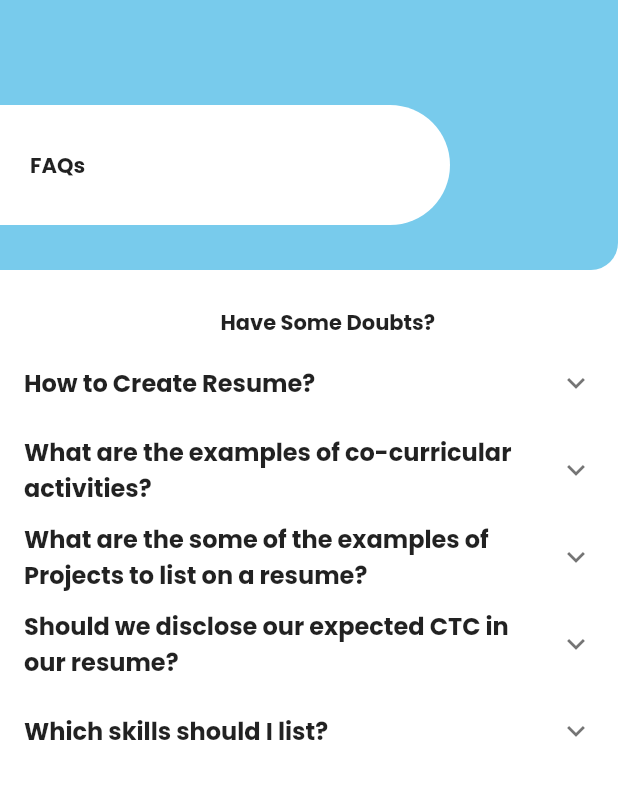
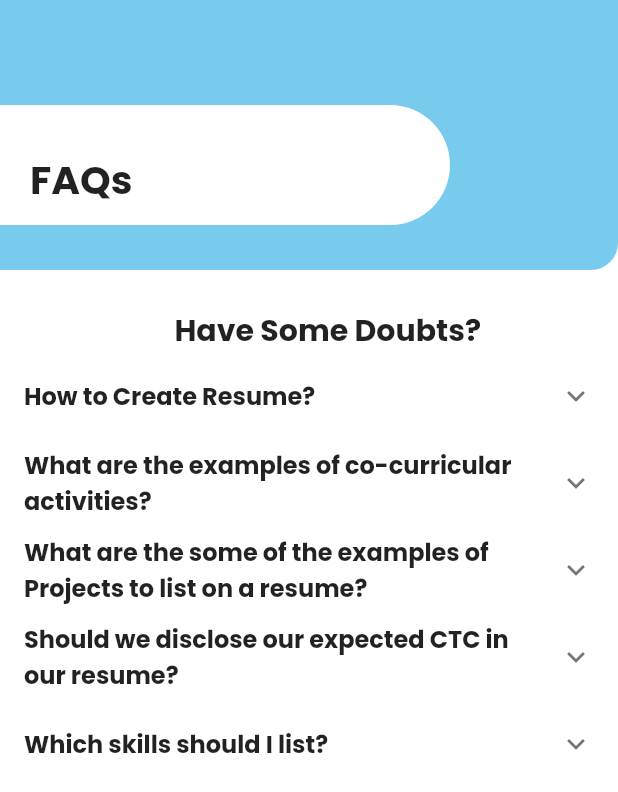
Before and after one commit to soumenkp2/resume_builder, a Flutter app: the faq screen opened directly, on a phone screen of 412 x 824 dp. Shown: the top 792 px of the screen. Run offline on Flutter 3.47's test engine with Material 2 defaults, Android fonts, the phone set to English and light mode, and no system bars; our stand-ins replace expandable, google_fonts, open_file, pdf, printing, smooth_page_indicator and 1 more; missing offline and left inert: syncfusion_flutter_pdf; accounts and stored records are empty.

Commit message:
rectified faq

```diff
--- a/lib/AppUtils/CurvedWidget.dart
+++ b/lib/AppUtils/CurvedWidget.dart
@@ -1,4 +1,5 @@
 import 'package:flutter/material.dart';
+import 'package:google_fonts/google_fonts.dart';
 import 'package:resume_builder/AppUtils/TextWidget.dart';
 
 
@@ -40,8 +41,9 @@ class CurvedWidget extends StatelessWidget {
           Positioned(
               top: 100,
               left: 20,
-              child: TextWidget(text: s, size: size, color: color))
-        ],
+            child: Text(s, style: GoogleFonts.poppins(textStyle: TextStyle(),fontWeight: FontWeight.bold, fontSize: size)),
+          ),
+      ]
       ),
     );
   }
--- a/lib/DataBase/DataBaseManager.dart
+++ b/lib/DataBase/DataBaseManager.dart
@@ -43,6 +43,7 @@ class DataBaseManager {
   _initDatabase() async {
     final path2 = await getDatabasesPath();
     String path = join(path2, _dbName);
+    print(path);
 
     return await openDatabase(path, version: 1, onCreate: _createDB);
   }
--- a/lib/Screens/faq.dart
+++ b/lib/Screens/faq.dart
@@ -30,7 +30,7 @@ class faq_state extends State<faq> {
             children: [
               CurvedWidget(
                 s: "FAQs",
-                size: 80,
+                size: 26,
                 color: Color(0xFF011639),
               ),
               const SizedBox(
@@ -40,10 +40,8 @@ class faq_state extends State<faq> {
                 alignment: Alignment.center,
                 child: Container(
                     padding: EdgeInsets.only(left: 25),
-                    child: const TextWidget(
-                        text: "Have Some Doubts?",
-                        size: 40,
-                        color: Color(0xFF000000))),
+                    child: Text('Have Some Doubts?', style: GoogleFonts.poppins(textStyle: TextStyle(),fontWeight: FontWeight.bold, fontSize: 20),),
+              ),
               ),
 
                 ExpansionTile(
--- a/lib/Screens/your_resume.dart
+++ b/lib/Screens/your_resume.dart
@@ -169,7 +169,7 @@ class your_resume_state extends State<your_resume> {
                                           child: new Padding(
                                             padding: const EdgeInsets.all(0),
                                             child: Image.asset(
-                                              'assets/images/template_1.png',
+                                              'assets/images/template_${_tableName?.elementAt(index).id}.png',
                                               fit: BoxFit.scaleDown,
                                             ),
                                           )),
```
